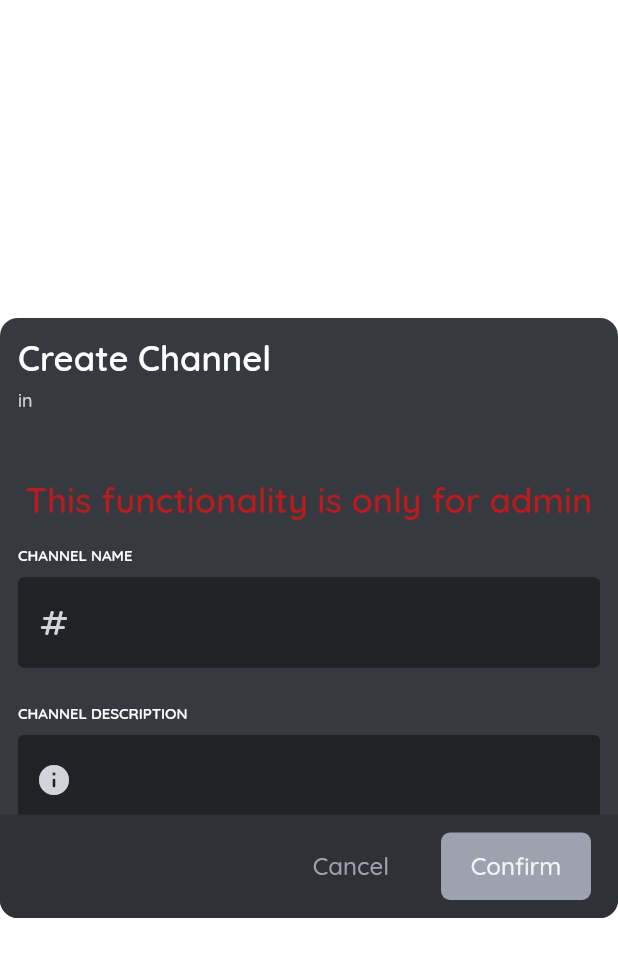
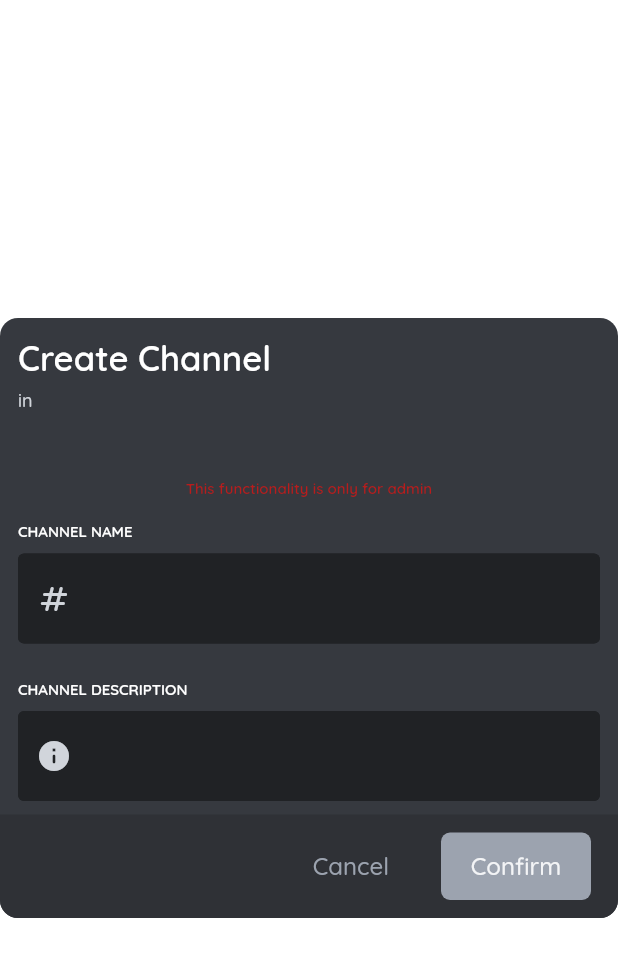
Before and after one commit to Mikyan0207/M-MOB-900-Flutter, a Flutter app: the CreateChannelDialog screen opened directly, on a phone screen of 412 x 824 dp. Shown: the top 957 px of the screen. Run offline on Flutter 3.47's test engine with Material 2 defaults, Android fonts, the phone set to English and light mode, and no system bars; our stand-ins replace camera, cloud_firestore, firebase_auth, firebase_core, firebase_storage, fluttertoast and 6 more; missing offline and left inert: any_link_preview, context_menus, emojis, flutter_dropzone, flutter_parsed_text, flutter_parsed_text_field and 2 more; accounts and stored records are empty.

Commit message:
Update create_channel_dialog.dart

```diff
--- a/lib/presentation/widgets/dialogs/create_channel_dialog.dart
+++ b/lib/presentation/widgets/dialogs/create_channel_dialog.dart
@@ -91,7 +91,7 @@ class CreateChannelDialog extends GetView<ServerController> {
                           "This functionality is only for admin",
                           style: TextStyle(
                             color: Vx.red700,
-                            fontSize: 23,
+                            fontSize: 10,
                             fontWeight: FontWeight.w600,
                           ),
                         ),
```
